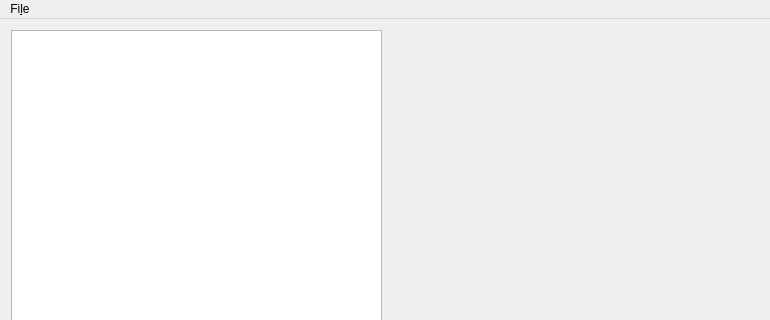
The window that 3DNMMViewerDB/mainwindow.ui (copyme/NeighborhoodMotionMapsTools) describes before a commit, drawn with Qt 5; both pictures show x 0 to 770 and y 0 to 320 of the 770 by 474 pixel window.
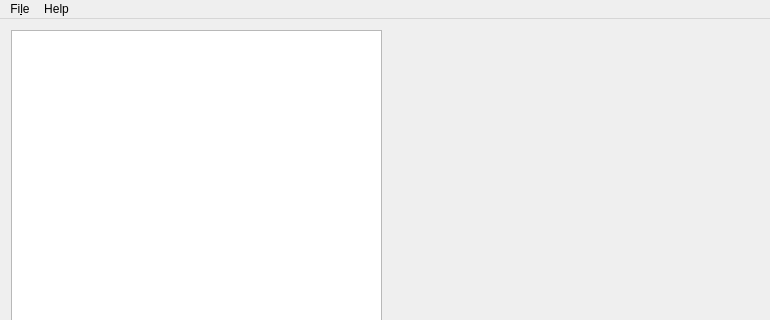
The same window after the commit. Custom widgets are drawn as their Qt base class.

Patch:
```diff
--- a/3DNMMViewerDB/mainwindow.ui
+++ b/3DNMMViewerDB/mainwindow.ui
@@ -64,7 +64,14 @@
     </property>
     <addaction name="actionOpen"/>
    </widget>
+   <widget class="QMenu" name="menuHelp">
+    <property name="title">
+     <string>Help</string>
+    </property>
+    <addaction name="actionSlice_mapping"/>
+   </widget>
    <addaction name="menuFile"/>
+   <addaction name="menuHelp"/>
   </widget>
   <action name="actionOpen">
    <property name="text">
```
Left out of the diff: 24 changed lines with no effect on the pictures.
